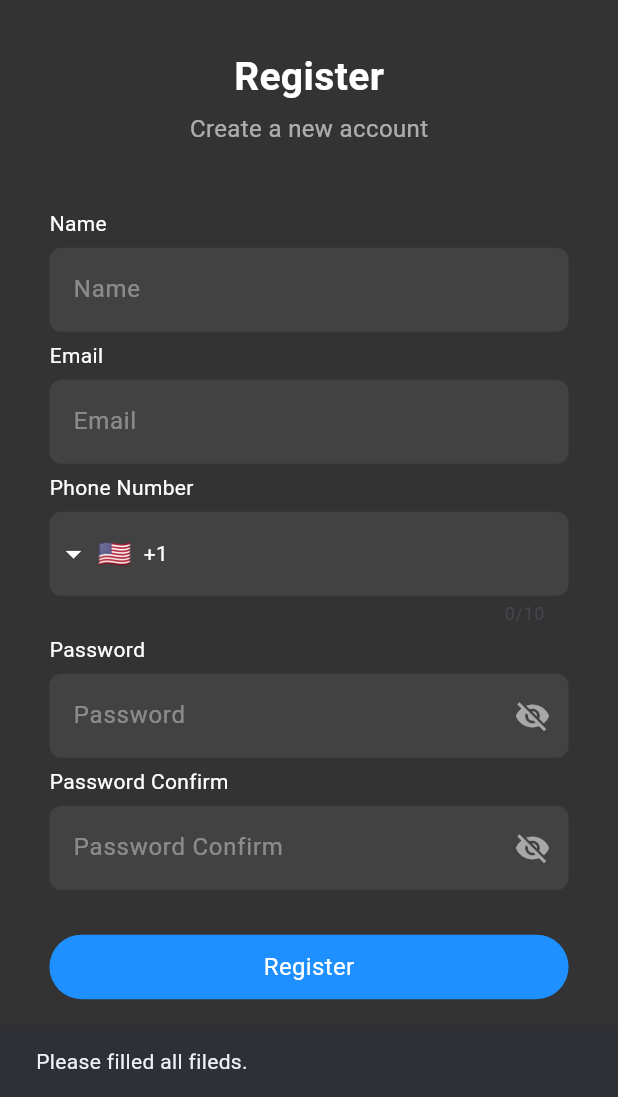
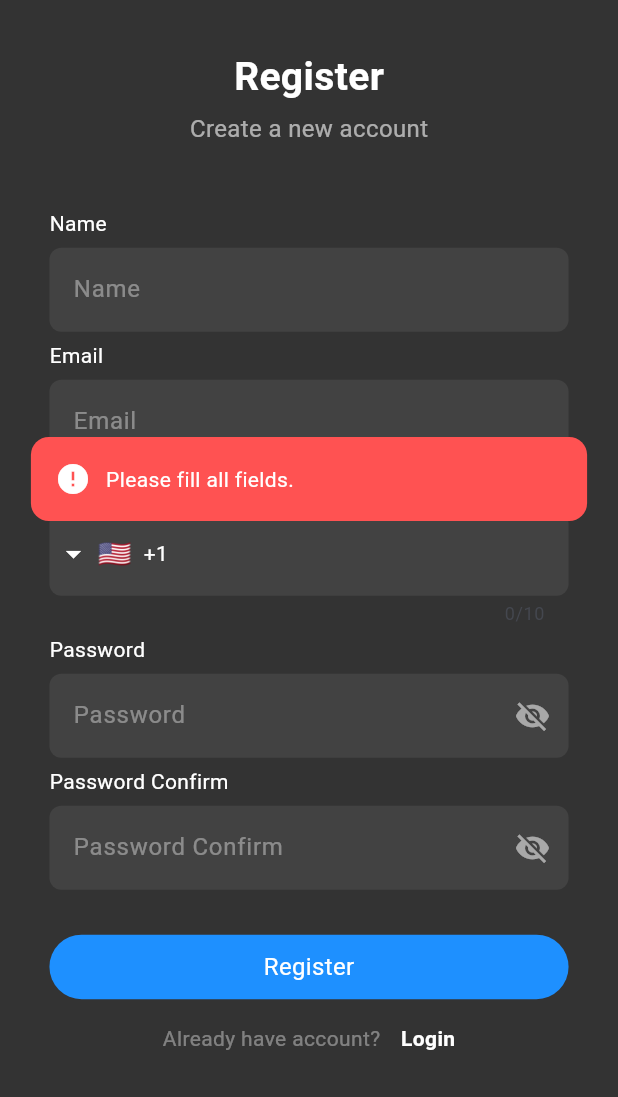
Before and after one commit to leodoneDev/BoostSeller, a Flutter app: the RegisterScreen screen opened directly with empty values, scrolled down 128 dp, after a tap on "Register", on a phone screen of 412 x 824 dp, the part 139-1236 px from its top. Run offline on Flutter 3.47's test engine with Material 3 defaults, Android fonts, the phone set to English and light mode, and no system bars; drawn by our look-alikes of intl_phone_field; our stand-ins replace delightful_toast, dio.

Commit message:
register API Integration

```diff
--- a/lib/screens/auth/register.dart
+++ b/lib/screens/auth/register.dart
@@ -8,6 +8,8 @@ import 'package:boostseller/widgets/custom.input.text.dart';
 import 'package:boostseller/widgets/custom.phone.field.dart';
 import 'package:boostseller/widgets/custom.password.field.dart';
 import 'package:boostseller/constants.dart';
+import 'package:boostseller/utils/toast.dart';
+import 'package:boostseller/services/api.services.dart';
 
 class RegisterScreen extends StatefulWidget {
   final String role;
@@ -25,6 +27,32 @@ class _RegisterScreenState extends State<RegisterScreen> {
   final TextEditingController pwdController = TextEditingController();
   final TextEditingController pwdConfirmController = TextEditingController();
   String phoneNumber = '';
+
+  void registerUser({
+    required BuildContext context,
+    required String name,
+    required String email,
+    required String password,
+    required String phone,
+  }) async {
+    final api = ApiService();
+
+    try {
+      final response = await api.post('/api/auth/register', {
+        'name': name,
+        'email': email,
+        'phoneNumber': phone,
+        'password': password,
+      });
+
+      if (response?.statusCode == 200 || response?.statusCode == 201) {
+        showToast(context, "Success");
+      }
+    } catch (e) {
+      showToast(context, "error", isError: true);
+    }
+  }
+
   void handleRegister() {
     final name = nameController.text.trim();
     final email = emailController.text.trim();
@@ -42,41 +70,40 @@ class _RegisterScreenState extends State<RegisterScreen> {
       if (isValidEmail(email)) {
         if (isValidPassword(password)) {
           if (password == passwordConfirm) {
-            ScaffoldMessenger.of(context).showSnackBar(
-              const SnackBar(content: Text("register successfully.")),
+            registerUser(
+              context: context,
+              name: name,
+              email: email,
+              phone: phoneNumber,
+              password: password,
             );
-            Navigator.push(
-              context,
-              MaterialPageRoute(
-                builder:
-                    (context) => SendOTPScreen(
-                      email: email,
-                      phoneNumber: phoneNumber,
-                      role: widget.role,
-                    ),
-              ),
-            );
+            // showToast(context, "Successfully Sign Up!");
+            // Navigator.push(
+            //   context,
+            //   MaterialPageRoute(
+            //     builder:
+            //         (context) => SendOTPScreen(
+            //           email: email,
+            //           phoneNumber: phoneNumber,
+            //           role: widget.role,
+            //         ),
+            //   ),
+            // );
           } else {
-            ScaffoldMessenger.of(context).showSnackBar(
-              const SnackBar(content: Text("Passwords do not match.")),
-            );
+            showToast(context, "Passwords do not match.", isError: true);
           }
         } else {
-          ScaffoldMessenger.of(context).showSnackBar(
-            const SnackBar(
-              content: Text("Password must be at least 6 characters."),
-            ),
+          showToast(
+            context,
+            "Password must be at least 6 characters.",
+            isError: true,
           );
         }
       } else {
-        ScaffoldMessenger.of(context).showSnackBar(
-          const SnackBar(content: Text("Please enter a valid email address.")),
-        );
+        showToast(context, "Please enter a valid email.", isError: true);
       }
     } else {
-      ScaffoldMessenger.of(context).showSnackBar(
-        const SnackBar(content: Text("Please filled all fileds.")),
-      );
+      showToast(context, "Please fill all fields.", isError: true);
     }
   }
 
--- a/lib/screens/lead/performer/lead.list.dart
+++ b/lib/screens/lead/performer/lead.list.dart
@@ -1,4 +1,4 @@
-// Lead List Page : made by Leo on 2025/05/04
+// // Lead List Page : made by Leo on 2025/05/04
 
 import 'package:boostseller/widgets/button.effect.dart';
 import 'package:flutter/material.dart';
--- /dev/null
+++ b/lib/services/api.services.dart
@@ -0,0 +1,27 @@
+// API Service : made by Leo on 2025/05/04
+
+import 'package:dio/dio.dart';
+
+class ApiService {
+  final Dio _dio = Dio(
+    BaseOptions(
+      baseUrl: 'http://192.168.1.227:3000', // Replace with your base URL
+      connectTimeout: const Duration(seconds: 10),
+      receiveTimeout: const Duration(seconds: 10),
+      headers: {'Content-Type': 'application/json'},
+    ),
+  );
+
+  Future<Response?> post(String path, Map<String, dynamic> data) async {
+    try {
+      final response = await _dio.post(path, data: data);
+      return response;
+    } on DioException catch (e) {
+      print('❌ Dio Error: ${e.response?.data ?? e.message}');
+      rethrow;
+    } catch (e) {
+      print('🚨 Unknown Error: $e');
+      rethrow;
+    }
+  }
+}
--- /dev/null
+++ b/lib/utils/toast.dart
@@ -0,0 +1,40 @@
+import 'package:flutter/material.dart';
+import 'package:delightful_toast/delight_toast.dart';
+import 'package:delightful_toast/toast/utils/enums.dart';
+
+void showToast(BuildContext context, String message, {bool isError = false}) {
+  DelightToastBar(
+    builder: (context) {
+      return Center(
+        child: SizedBox(
+          width: MediaQuery.of(context).size.width * 0.9,
+          child: Container(
+            padding: const EdgeInsets.all(16),
+            decoration: BoxDecoration(
+              color: isError ? Colors.redAccent : Colors.green,
+              borderRadius: BorderRadius.circular(12),
+            ),
+            child: Row(
+              children: [
+                Icon(
+                  isError ? Icons.error : Icons.check_circle,
+                  color: Colors.white,
+                ),
+                const SizedBox(width: 10),
+                Expanded(
+                  child: Text(
+                    message,
+                    style: const TextStyle(color: Colors.white, fontSize: 14),
+                  ),
+                ),
+              ],
+            ),
+          ),
+        ),
+      );
+    },
+    position: DelightSnackbarPosition.top,
+    autoDismiss: true,
+    snackbarDuration: const Duration(seconds: 3),
+  ).show(context);
+}
--- a/pubspec.yaml
+++ b/pubspec.yaml
@@ -44,6 +44,8 @@ dependencies:
   # Use with the CupertinoIcons class for iOS style icons.
   cupertino_icons: ^1.0.8
   intl_phone_field: ^3.2.0
+  delightful_toast: ^1.1.0
+  dio: ^5.8.0+1
 
 dev_dependencies:
   flutter_test:
```
Also changed, not shown: lib/screens/auth/change.password.dart (+7 -10 lines), lib/screens/auth/login.dart (+9 -11 lines), lib/screens/lead/hostess/add.lead.dart (+14 -13 lines), lib/screens/lead/hostess/add.lead.success.dart (+9 -8 lines), lib/screens/lead/hostess/lead.detail.dart (+17 -12 lines), lib/screens/lead/hostess/lead.list.dart (+28 -15 lines), pubspec.lock.
